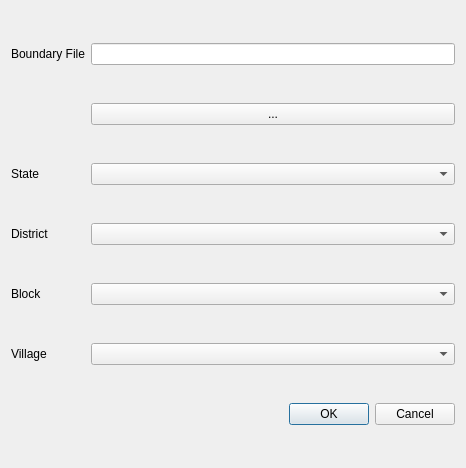
atreebangalore/jaltol, file ruralwater_dialog.ui: the form before one commit.
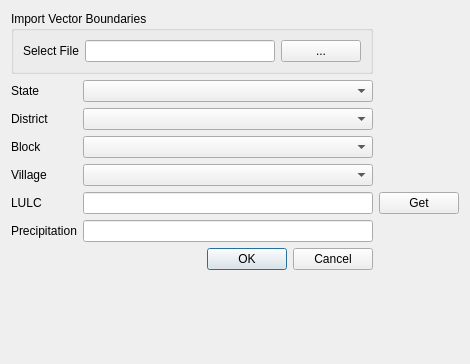
The form after the commit. Custom widgets are drawn as their Qt base class.

Commit message: 22 Feb update - lulc and precipitation in UI

```diff
--- a/ruralwater_dialog.ui
+++ b/ruralwater_dialog.ui
@@ -6,32 +6,74 @@
    <rect>
     <x>0</x>
     <y>0</y>
-    <width>466</width>
-    <height>468</height>
+    <width>470</width>
+    <height>364</height>
    </rect>
   </property>
   <property name="windowTitle">
    <string>Dialog</string>
   </property>
   <layout class="QGridLayout" name="gridLayout">
-   <item row="0" column="0">
-    <widget class="QLabel" name="label_4">
-     <property name="text">
-      <string>Boundary File</string>
+   <item row="0" column="0" colspan="2">
+    <widget class="QgsCollapsibleGroupBox" name="mGroupBox">
+     <property name="sizePolicy">
+      <sizepolicy hsizetype="Preferred" vsizetype="Maximum">
+       <horstretch>0</horstretch>
+       <verstretch>0</verstretch>
+      </sizepolicy>
      </property>
+     <property name="title">
+      <string>Import Vector Boundaries</string>
+     </property>
+     <layout class="QHBoxLayout" name="horizontalLayout">
+      <item>
+       <widget class="QLabel" name="label_4">
+        <property name="text">
+         <string>Select File</string>
+        </property>
+       </widget>
+      </item>
+      <item>
+       <widget class="QLineEdit" name="lineEdit">
+        <property name="minimumSize">
+         <size>
+          <width>137</width>
+          <height>0</height>
+         </size>
+        </property>
+       </widget>
+      </item>
+      <item>
+       <widget class="QPushButton" name="pushButton">
+        <property name="text">
+         <string>...</string>
+        </property>
+       </widget>
+      </item>
+     </layout>
     </widget>
    </item>
-   <item row="0" column="1">
-    <widget class="QLineEdit" name="lineEdit"/>
-   </item>
    <item row="1" column="1">
-    <widget class="QPushButton" name="pushButton">
-     <property name="text">
-      <string>...</string>
-     </property>
-    </widget>
+    <widget class="QComboBox" name="comboBox"/>
+   </item>
+   <item row="2" column="1">
+    <widget class="QComboBox" name="comboBox_2"/>
    </item>
    <item row="2" column="0">
+    <widget class="QLabel" name="label_2">
+     <property name="text">
+      <string>District</string>
+     </property>
+    </widget>
+   </item>
+   <item row="4" column="0">
+    <widget class="QLabel" name="label_5">
+     <property name="text">
+      <string>Village</string>
+     </property>
+    </widget>
+   </item>
+   <item row="1" column="0">
     <widget class="QLabel" name="label">
      <property name="minimumSize">
       <size>
@@ -44,40 +86,34 @@
      </property>
     </widget>
    </item>
-   <item row="2" column="1">
-    <widget class="QComboBox" name="comboBox"/>
+   <item row="5" column="0">
+    <widget class="QLabel" name="label_6">
+     <property name="text">
+      <string>LULC</string>
+     </property>
+    </widget>
+   </item>
+   <item row="6" column="0">
+    <widget class="QLabel" name="label_7">
+     <property name="text">
+      <string>Precipitation</string>
+     </property>
+    </widget>
    </item>
    <item row="3" column="0">
-    <widget class="QLabel" name="label_2">
-     <property name="text">
-      <string>District</string>
-     </property>
-    </widget>
-   </item>
-   <item row="3" column="1">
-    <widget class="QComboBox" name="comboBox_2"/>
-   </item>
-   <item row="4" column="0">
     <widget class="QLabel" name="label_3">
      <property name="text">
       <string>Block</string>
      </property>
     </widget>
    </item>
-   <item row="4" column="1">
+   <item row="3" column="1">
     <widget class="QComboBox" name="comboBox_3"/>
    </item>
-   <item row="5" column="0">
-    <widget class="QLabel" name="label_5">
-     <property name="text">
-      <string>Village</string>
-     </property>
-    </widget>
-   </item>
    <item row="5" column="1">
-    <widget class="QComboBox" name="comboBox_4"/>
+    <widget class="QLineEdit" name="lineEdit_2"/>
    </item>
-   <item row="6" column="1">
+   <item row="7" column="1">
     <widget class="QDialogButtonBox" name="buttonBox">
      <property name="orientation">
       <enum>Qt::Horizontal</enum>
@@ -87,8 +123,42 @@
      </property>
     </widget>
    </item>
+   <item row="4" column="1">
+    <widget class="QComboBox" name="comboBox_4"/>
+   </item>
+   <item row="8" column="1">
+    <spacer name="verticalSpacer">
+     <property name="orientation">
+      <enum>Qt::Vertical</enum>
+     </property>
+     <property name="sizeHint" stdset="0">
+      <size>
+       <width>20</width>
+       <height>40</height>
+      </size>
+     </property>
+    </spacer>
+   </item>
+   <item row="5" column="2">
+    <widget class="QPushButton" name="pushButton_2">
+     <property name="text">
+      <string>Get</string>
+     </property>
+    </widget>
+   </item>
+   <item row="6" column="1">
+    <widget class="QLineEdit" name="lineEdit_3"/>
+   </item>
   </layout>
  </widget>
+ <customwidgets>
+  <customwidget>
+   <class>QgsCollapsibleGroupBox</class>
+   <extends>QGroupBox</extends>
+   <header>qgscollapsiblegroupbox.h</header>
+   <container>1</container>
+  </customwidget>
+ </customwidgets>
  <resources/>
  <connections>
   <connection>
```
The commit also changes 2 other files.
